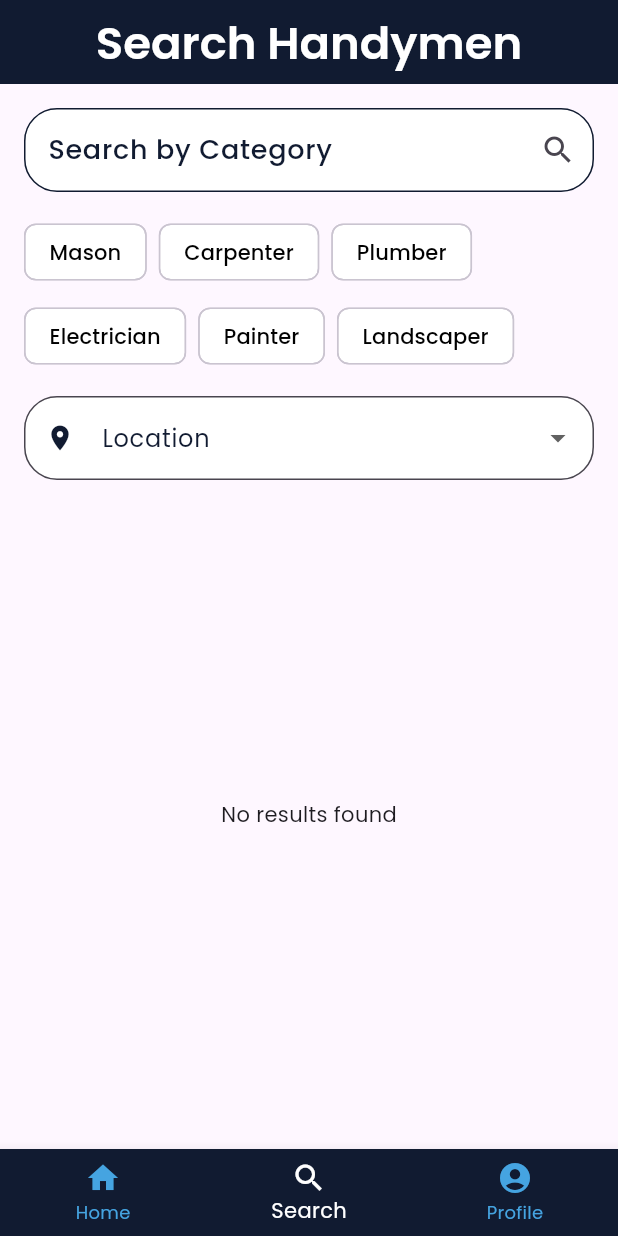
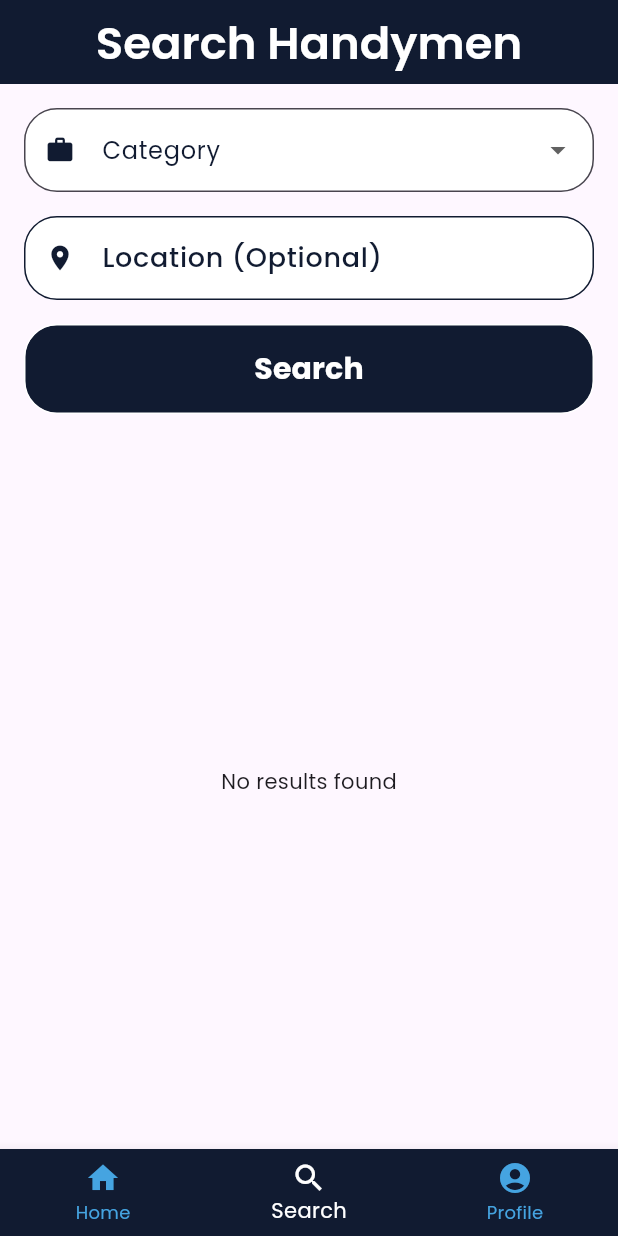
Before and after one commit to nostoc/local-service-provider-app, a Flutter app: the screen it shows once a user with an empty profile is signed in, item 2 of the bottom bar chosen, on a phone screen of 412 x 824 dp. Run offline on Flutter 3.47's test engine with Material 3 defaults, Android fonts, the phone set to English and light mode, and no system bars; our stand-ins replace cloud_firestore, firebase_auth, firebase_core, firebase_storage, go_router, image_picker and 1 more; accounts and stored records are empty; network calls fail.

Commit message:
change search page UI

```diff
--- a/lib/services/handyman_service.dart
+++ b/lib/services/handyman_service.dart
@@ -13,6 +13,11 @@ class HandymanService {
       final userDocRef =
           FirebaseFirestore.instance.collection("handymen").doc(handyManId);
 
+      // Generate address keywords for partial matching
+      final addressKeywords = handyManAddress
+          .toLowerCase()
+          .split(RegExp(r'[\s,/]+')); // Split into keywords
+
       // Update user document in Firestore with the new profile data
       await userDocRef.update({
         "handyManName": handyManName,
@@ -20,6 +25,7 @@ class HandymanService {
         "handyManJobTitle": handyManJobTitle,
         "handyManImageUrl": handyManImageUrl,
         "handyManAddress": handyManAddress,
+        "addressKeywords": addressKeywords, // Save keywords for search
         "updatedAt": Timestamp.fromDate(DateTime.now()), // Update timestamp
       });
     } catch (e) {
--- a/lib/views/main_views/search_screen.dart
+++ b/lib/views/main_views/search_screen.dart
@@ -2,6 +2,7 @@ import 'package:flutter/material.dart';
 import 'package:cloud_firestore/cloud_firestore.dart';
 import 'package:local_service_provider_app/utils/colors.dart';
 import 'package:local_service_provider_app/utils/functions.dart';
+import 'package:local_service_provider_app/widgets/reusable_button.dart';
 
 class SearchPage extends StatefulWidget {
   const SearchPage({super.key});
@@ -11,26 +12,44 @@ class SearchPage extends StatefulWidget {
 }
 
 class _SearchPageState extends State<SearchPage> {
-  final TextEditingController _searchController = TextEditingController();
+  final TextEditingController _locationController = TextEditingController();
   final List<String> jobCategories = [
-    'Mason',
+     'Mason',
     'Carpenter',
     'Plumber',
     'Electrician',
     'Painter',
     'Landscaper',
+    'Tile',
+    'Air Conditioning',
+    'Ceiling',
+    'Vehicle Repairing',
+    'Contractor',
+    'Gully Bowser',
+    'Architects',
+    'Solar Panel fixing',
+    'Curtains',
+    'Pest COntrol',
+    'Cleaners',
+    'Chair Weavers',
+    'Stones/Sand/Soil',
+    'CCTV',
+    'Movers',
+    'Rent Tools',
   ];
-  String? selectedLocation;
-  final List<String> locations = ['Colombo', 'Gampaha', 'Kandy', 'Galle'];
+  String? selectedCategory;
 
   List<Map<String, dynamic>> matchedHandymen = [];
   bool isLoading = false;
 
   Future<void> _searchHandymen() async {
-    final query = _searchController.text.trim();
-    if (query.isEmpty) {
+    final category = selectedCategory; // Use selectedCategory
+    final locationKeyword = _locationController.text.trim().toLowerCase();
+
+    // Ensure category is selected
+    if (category == null || category.isEmpty) {
       ScaffoldMessenger.of(context).showSnackBar(
-        const SnackBar(content: Text('Please enter a category to search')),
+        const SnackBar(content: Text('Please select a category to search')),
       );
       return;
     }
@@ -38,16 +57,21 @@ class _SearchPageState extends State<SearchPage> {
     setState(() => isLoading = true);
 
     try {
+      // Start with the basic query for the selected category
       Query queryRef = FirebaseFirestore.instance
           .collection('handymen')
-          .where('handyManJobTitle', isEqualTo: query);
+          .where('handyManJobTitle', isEqualTo: category);
 
-      if (selectedLocation != null && selectedLocation!.isNotEmpty) {
-        queryRef =
-            queryRef.where('handyManAddress', isEqualTo: selectedLocation);
+      // Apply location filter if provided
+      if (locationKeyword.isNotEmpty) {
+        queryRef = queryRef.where(
+          'addressKeywords',
+          arrayContains: locationKeyword,
+        );
       }
 
       final querySnapshot = await queryRef.get();
+
       setState(() {
         matchedHandymen = querySnapshot.docs
             .map((doc) => doc.data() as Map<String, dynamic>)
@@ -55,7 +79,7 @@ class _SearchPageState extends State<SearchPage> {
       });
     } catch (e) {
       if (mounted) {
-        UtilFuctions().showSnackBar(context, "Error searching Handy Man ");
+        UtilFuctions().showSnackBar(context, "Error searching handymen: $e");
       }
     } finally {
       setState(() => isLoading = false);
@@ -83,13 +107,47 @@ class _SearchPageState extends State<SearchPage> {
         child: Column(
           crossAxisAlignment: CrossAxisAlignment.start,
           children: [
-            // Search Field with Auto-suggestion
+            // Category Dropdown
+            DropdownButtonFormField<String>(
+              value: selectedCategory,
+              items: jobCategories
+                  .map(
+                    (category) => DropdownMenuItem(
+                      value: category,
+                      child: Text(category),
+                    ),
+                  )
+                  .toList(),
+              onChanged: (value) {
+                setState(() => selectedCategory = value);
+              },
+              decoration: InputDecoration(
+                focusedBorder: OutlineInputBorder(
+                  borderRadius: BorderRadius.circular(22),
+                  borderSide: const BorderSide(color: mainTextColor),
+                ),
+                labelStyle: const TextStyle(color: mainTextColor),
+                fillColor: whiteColor,
+                filled: true,
+                labelText: "Category",
+                border: OutlineInputBorder(
+                  borderRadius: BorderRadius.circular(22),
+                ),
+                prefixIcon: const Icon(
+                  Icons.work,
+                  color: mainTextColor,
+                  size: 20,
+                ),
+              ),
+            ),
+            const SizedBox(height: 16),
+            // Location Text Field (Optional)
             TextField(
-              controller: _searchController,
+              controller: _locationController,
               decoration: InputDecoration(
                 fillColor: whiteColor,
                 filled: true,
-                labelText: 'Search by Category',
+                labelText: 'Location (Optional)',
                 focusedBorder: OutlineInputBorder(
                   borderSide: const BorderSide(color: mainTextColor),
                   borderRadius: BorderRadius.circular(22),
@@ -103,77 +161,22 @@ class _SearchPageState extends State<SearchPage> {
                   color: mainTextColor,
                   fontWeight: FontWeight.w500,
                 ),
-                hintText: 'Enter job category (e.g., Plumber)',
+                hintText: 'Enter location keyword (e.g., Colombo)',
                 border: const OutlineInputBorder(),
-                suffixIcon: IconButton(
-                  icon: const Icon(Icons.search),
-                  onPressed: _searchHandymen,
-                ),
-              ),
-              onChanged: (value) {
-                // Update auto-suggestion based on typed text
-                setState(() {});
-              },
-            ),
-            const SizedBox(height: 16),
-            Wrap(
-              spacing: 8.0,
-              runSpacing: 8.0,
-              children: jobCategories
-                  .where((category) => category
-                      .toLowerCase()
-                      .contains(_searchController.text.toLowerCase()))
-                  .map(
-                    (category) => GestureDetector(
-                      onTap: () {
-                        setState(() => _searchController.text = category);
-                      },
-                      child: Chip(
-                        label: Text(
-                          category,
-                          style: const TextStyle(color: Colors.black),
-                        ),
-                        backgroundColor: whiteColor,
-                      ),
-                    ),
-                  )
-                  .toList(),
-            ),
-            const SizedBox(height: 16),
-            // Location Dropdown
-            DropdownButtonFormField<String>(
-              value: selectedLocation,
-              items: locations
-                  .map(
-                    (location) => DropdownMenuItem(
-                      value: location,
-                      child: Text(location),
-                    ),
-                  )
-                  .toList(),
-              onChanged: (value) {
-                setState(() => selectedLocation = value);
-              },
-              decoration: InputDecoration(
-                focusedBorder:  OutlineInputBorder(
-                  borderRadius: BorderRadius.circular(22),
-                  borderSide: const BorderSide(color: mainTextColor),
-                ),
-                labelStyle: const TextStyle(
-                  color: mainTextColor,
-                ),
-                fillColor: whiteColor,
-                filled: true,
-                labelText: "Location",
-                border: OutlineInputBorder(
-                  borderRadius: BorderRadius.circular(22),
-                ),
                 prefixIcon: const Icon(
                   Icons.location_on,
                   color: mainTextColor,
                   size: 20,
                 ),
               ),
+            ),
+            const SizedBox(height: 16),
+            ReusableButton(
+              buttonText: "Search",
+              buttonColor: mainTextColor,
+              buttonTextColor: whiteColor,
+              width: double.infinity,
+              onPressed: _searchHandymen,
             ),
             const SizedBox(height: 16),
             // Search Results
```
Also changed, not shown: lib/models/handyman_model.dart (+11 -5 lines), lib/views/main_views/home_screen.dart (+17 -0 lines), lib/views/main_views/profile_screen.dart (+18 -2 lines).
